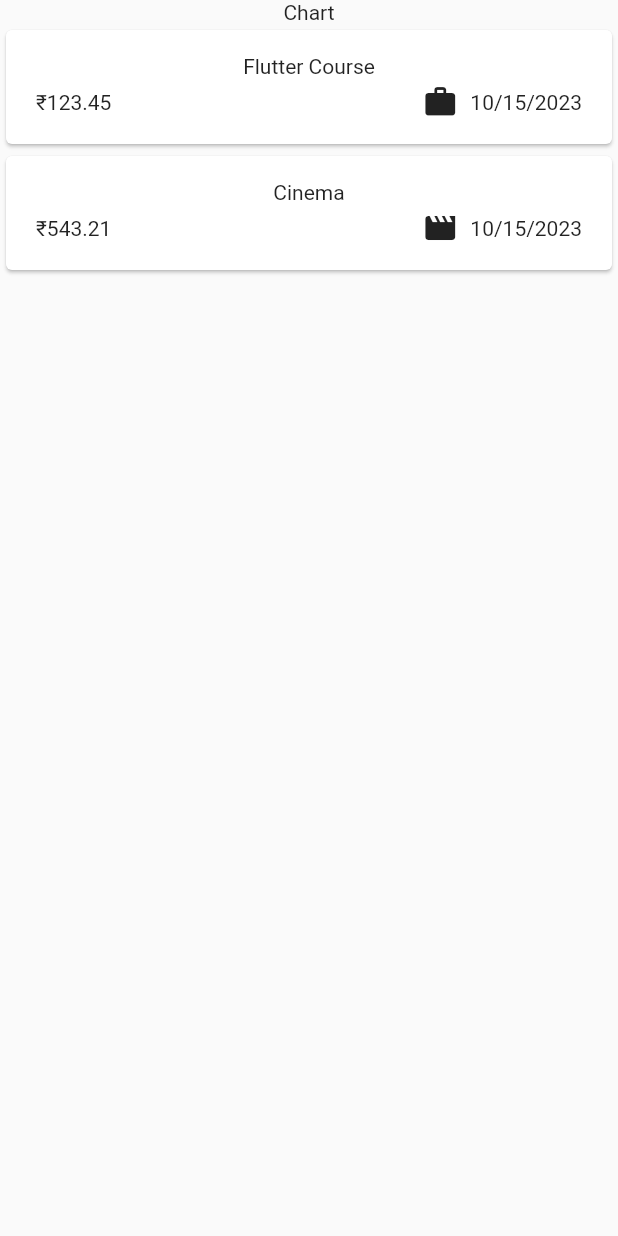
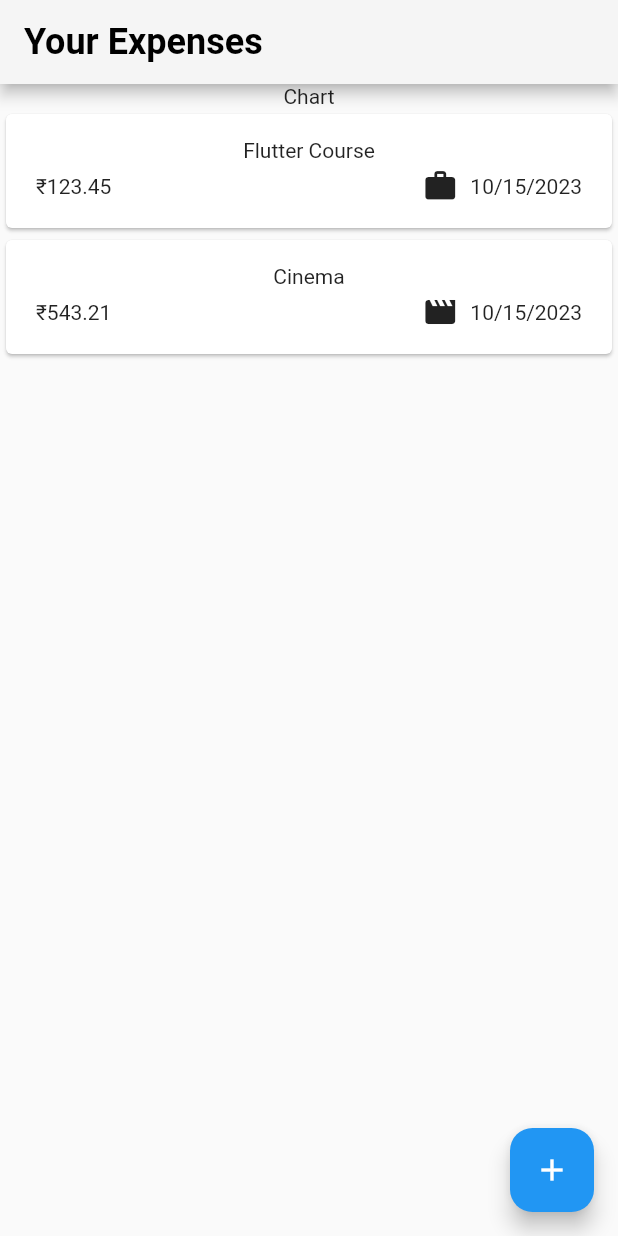
Before and after one commit to CodeWithJeet1204/Expenses-App, a Flutter app: the screen it shows after launch, on a phone screen of 412 x 824 dp. Run offline on Flutter 3.47's test engine with Material 2 defaults, Android fonts, the phone set to English and light mode, and no system bars.

Commit message:
added FAB and MBS

```diff
--- a/lib/main.dart
+++ b/lib/main.dart
@@ -1,4 +1,4 @@
-import 'package:expenses/models/widgets/expenses.dart';
+import 'package:expenses/widgets/expenses.dart';
 import 'package:flutter/material.dart';
 
 void main() {
--- a/lib/models/widgets/expenses.dart
+++ /dev/null
@@ -1,41 +0,0 @@
-import 'package:expenses/models/widgets/expenses_list/expenses_list.dart';
-import 'package:expenses/models/expense.dart';
-import 'package:flutter/material.dart';
-
-class Expenses extends StatefulWidget {
-  const Expenses({super.key});
-
-  @override
-  State<Expenses> createState() => _ExpensesState();
-}
-
-class _ExpensesState extends State<Expenses> {
-  final List<Expense> _registeredExpenses = [
-    Expense(
-      title: "Flutter Course",
-      amount: 123.45,
-      date: DateTime.now(),
-      category: Category.work,
-    ),
-    Expense(
-      title: "Cinema",
-      amount: 543.21,
-      date: DateTime.now(),
-      category: Category.leisure,
-    ),
-  ];
-
-  @override
-  Widget build(BuildContext context) {
-    return Scaffold(
-      body: Column(
-        children: [
-          const Text("Chart"),
-          Expanded(
-            child: ExpensesList(expenses: _registeredExpenses),
-          ),
-        ],
-      ),
-    );
-  }
-}
--- /dev/null
+++ b/lib/widgets/expenses.dart
@@ -0,0 +1,69 @@
+import 'package:expenses/widgets/expenses_list/expenses_list.dart';
+import 'package:expenses/models/expense.dart';
+import 'package:flutter/material.dart';
+
+class Expenses extends StatefulWidget {
+  const Expenses({super.key});
+
+  @override
+  State<Expenses> createState() => _ExpensesState();
+}
+
+class _ExpensesState extends State<Expenses> {
+  final List<Expense> _registeredExpenses = [
+    Expense(
+      title: "Flutter Course",
+      amount: 123.45,
+      date: DateTime.now(),
+      category: Category.work,
+    ),
+    Expense(
+      title: "Cinema",
+      amount: 543.21,
+      date: DateTime.now(),
+      category: Category.leisure,
+    ),
+  ];
+
+  void _openAddExpenseOverlay() {
+    showModalBottomSheet(
+      context: context,
+      builder: (ctx) => const Text("Modal Bottom SHeet"),
+    );
+  }
+
+  @override
+  Widget build(BuildContext context) {
+    return Scaffold(
+      appBar: AppBar(
+        actions: const [],
+        title: const Text(
+          "Your Expenses",
+          style: TextStyle(
+            fontSize: 24,
+            fontWeight: FontWeight.bold,
+            color: Colors.black,
+          ),
+        ),
+        backgroundColor: Colors.grey.shade100,
+      ),
+      body: Column(
+        children: [
+          const Text("Chart"),
+          Expanded(
+            child: ExpensesList(expenses: _registeredExpenses),
+          ),
+        ],
+      ),
+      floatingActionButtonLocation: FloatingActionButtonLocation.endFloat,
+      floatingActionButton: FloatingActionButton(
+        shape: const RoundedRectangleBorder(
+          borderRadius: BorderRadius.all(Radius.circular(15)),
+        ),
+        onPressed: _openAddExpenseOverlay,
+        child: const Icon(Icons.add),
+        // backgroundColor: ,
+      ),
+    );
+  }
+}
--- a/lib/models/widgets/expenses_list/expenses_list.dart
+++ b/lib/widgets/expenses_list/expenses_list.dart
@@ -1,5 +1,5 @@
 import 'package:expenses/models/expense.dart';
-import 'package:expenses/models/widgets/expenses_list/expense_item.dart';
+import 'package:expenses/widgets/expenses_list/expense_item.dart';
 import 'package:flutter/material.dart';
 
 class ExpensesList extends StatelessWidget {
```
Also changed, not shown: lib/widgets/expenses_list/expense_item.dart (renamed from lib/models/widgets/expenses_list/expense_item.dart).
